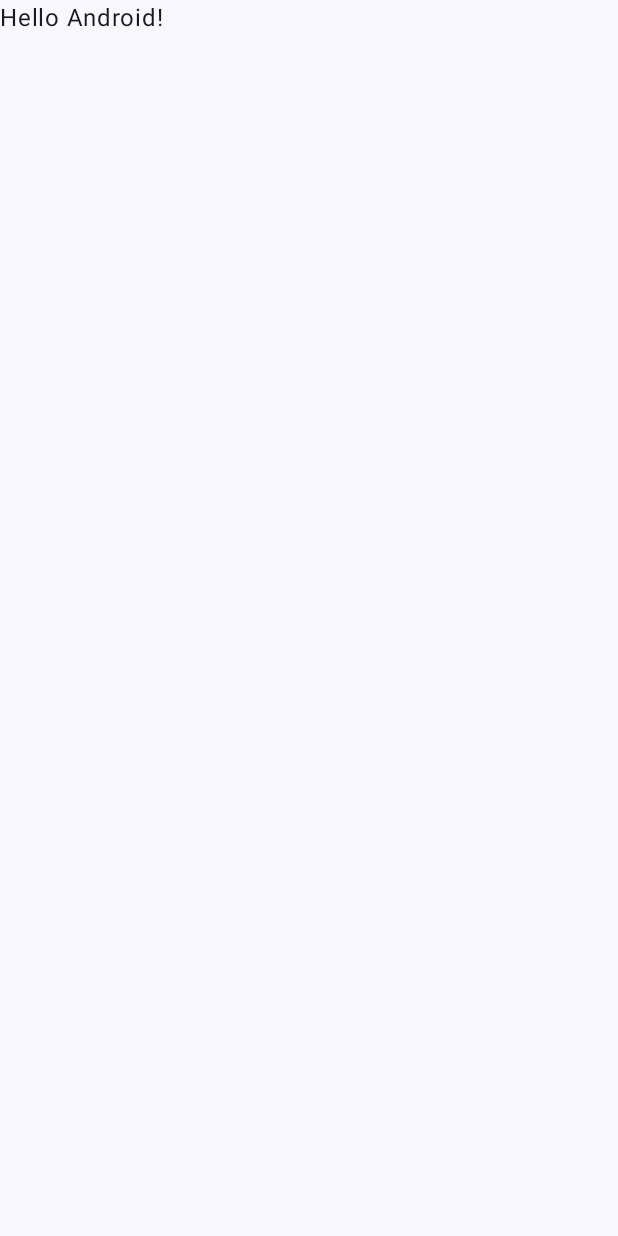
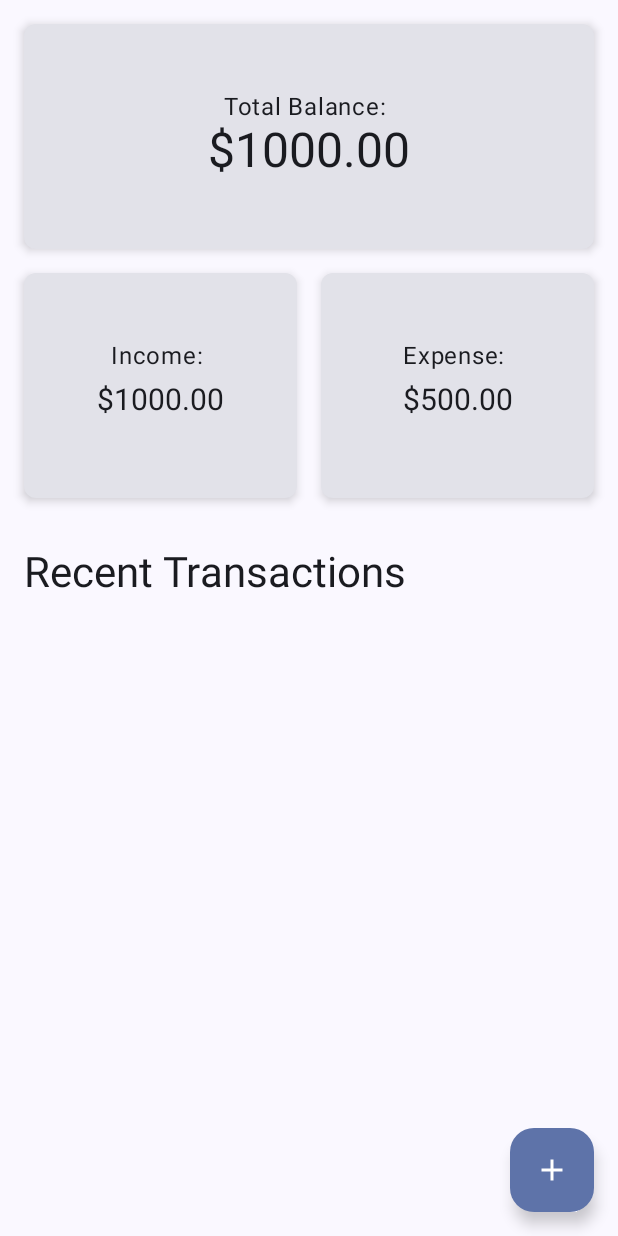
Before and after one commit to SantBreno/fintrack, an Android app built with Jetpack Compose: the screen it shows after launch (MainActivity), on a phone screen of 412 x 824 dp. Before the commit the screen is almost empty. Run offline under Robolectric (Android 15) with nearby library versions, the light colour scheme and no system bars.

Commit message:
feat: Add basic navigation and Home Screen
This commit adds basic navigation using Navigation Compose and creates a placeholder Home screen UI.

Changes include:
- Added `AppNavigation.kt` for navigation setup with a "home" route.
- Created `HomeScreen.kt` with a basic layout including sections for total balance, income, and expenses.
- Added `androidx.navigation:navigation-compose` dependency using version catalogs.
- Updated `MainActivity.kt` to use `AppNavigation`.
- Removed placeholder `Greeting` composable and preview.
- Initialized various project configuration files in `.idea/`.

```diff
--- a/app/build.gradle.kts
+++ b/app/build.gradle.kts
@@ -40,7 +40,7 @@ android {
 }
 
 dependencies {
-
+    implementation(libs.androidx.navigation.compose)
     implementation(libs.androidx.core.ktx)
     implementation(libs.androidx.lifecycle.runtime.ktx)
     implementation(libs.androidx.activity.compose)
--- a/app/src/main/java/com/devsant/fintrack/MainActivity.kt
+++ b/app/src/main/java/com/devsant/fintrack/MainActivity.kt
@@ -7,11 +7,10 @@ import androidx.activity.enableEdgeToEdge
 import androidx.compose.foundation.layout.fillMaxSize
 import androidx.compose.foundation.layout.padding
 import androidx.compose.material3.Scaffold
-import androidx.compose.material3.Text
-import androidx.compose.runtime.Composable
 import androidx.compose.ui.Modifier
-import androidx.compose.ui.tooling.preview.Preview
 import com.devsant.fintrack.ui.theme.FintrackTheme
+import com.devsant.fintrack.navigation.AppNavigation
+
 
 class MainActivity : ComponentActivity() {
     override fun onCreate(savedInstanceState: Bundle?) {
@@ -20,8 +19,7 @@ class MainActivity : ComponentActivity() {
         setContent {
             FintrackTheme {
                 Scaffold(modifier = Modifier.fillMaxSize()) { innerPadding ->
-                    Greeting(
-                        name = "Android",
+                    AppNavigation(
                         modifier = Modifier.padding(innerPadding)
                     )
                 }
@@ -29,19 +27,3 @@ class MainActivity : ComponentActivity() {
         }
     }
 }
-
-@Composable
-fun Greeting(name: String, modifier: Modifier = Modifier) {
-    Text(
-        text = "Hello $name!",
-        modifier = modifier
-    )
-}
-
-@Preview(showBackground = true)
-@Composable
-fun GreetingPreview() {
-    FintrackTheme {
-        Greeting("Android")
-    }
-}
--- /dev/null
+++ b/app/src/main/java/com/devsant/fintrack/navigation/AppNavigation.kt
@@ -0,0 +1,20 @@
+package com.devsant.fintrack.navigation
+
+import androidx.compose.runtime.Composable
+import androidx.compose.ui.Modifier
+import androidx.navigation.compose.NavHost
+import androidx.navigation.compose.composable
+import androidx.navigation.compose.rememberNavController
+import com.devsant.fintrack.ui.screens.HomeScreen
+
+@Composable
+fun AppNavigation(modifier : Modifier = Modifier) {
+
+    val navController = rememberNavController()
+
+    NavHost(navController = navController, startDestination = "home", builder = {
+        composable("home") {
+            HomeScreen(modifier, navController = navController)
+        }
+    })
+}
--- /dev/null
+++ b/app/src/main/java/com/devsant/fintrack/ui/screens/HomeScreen.kt
@@ -0,0 +1,121 @@
+package com.devsant.fintrack.ui.screens
+
+import androidx.compose.foundation.layout.Arrangement
+import androidx.compose.foundation.layout.Column
+import androidx.compose.foundation.layout.Row
+import androidx.compose.foundation.layout.Spacer
+import androidx.compose.foundation.layout.fillMaxSize
+import androidx.compose.foundation.layout.fillMaxWidth
+import androidx.compose.foundation.layout.height
+import androidx.compose.foundation.layout.padding
+import androidx.compose.foundation.shape.RoundedCornerShape
+import androidx.compose.material.icons.Icons
+import androidx.compose.material.icons.filled.Add
+import androidx.compose.material3.Card
+import androidx.compose.material3.CardDefaults
+import androidx.compose.material3.FloatingActionButton
+import androidx.compose.material3.Icon
+import androidx.compose.material3.MaterialTheme
+import androidx.compose.material3.Scaffold
+import androidx.compose.material3.Text
+import androidx.compose.runtime.Composable
+import androidx.compose.ui.Alignment
+import androidx.compose.ui.Modifier
+import androidx.compose.ui.tooling.preview.Preview
+import androidx.compose.ui.unit.dp
+import androidx.compose.ui.unit.sp
+import androidx.navigation.NavHostController
+import androidx.navigation.compose.rememberNavController
+
+@Composable
+fun HomeScreen(modifier: Modifier = Modifier, navController: NavHostController) {
+
+    Scaffold(
+        floatingActionButton = {
+            FloatingActionButton(onClick = {}) {
+                Icon(imageVector = Icons.Default.Add, contentDescription = "Add")
+            }
+        }
+    ) { innerPadding ->
+        Column(
+            modifier = Modifier
+                .padding(innerPadding)
+                .fillMaxWidth()
+                .padding(16.dp)
+        ) {
+            Card(
+                modifier = Modifier
+                    .fillMaxWidth()
+                    .height(150.dp),
+                shape = RoundedCornerShape(8.dp),
+                elevation = CardDefaults.cardElevation(defaultElevation = 4.dp),
+            ) {
+                Column(modifier = Modifier
+                    .fillMaxSize()
+                    .padding(16.dp),
+                    verticalArrangement = Arrangement.Center,
+                    horizontalAlignment = Alignment.CenterHorizontally
+                ) {
+                    Text("Total Balance: ", style = MaterialTheme.typography.bodyLarge)
+                    Text("$1000.00", style = MaterialTheme.typography.headlineLarge)
+                }
+            }
+
+            Row(
+                modifier = Modifier
+                    .padding(vertical = 16.dp)
+                    .fillMaxWidth(),
+                horizontalArrangement = Arrangement.spacedBy(16.dp)
+            ) {
+                Card(
+                    modifier = Modifier
+                        .weight(1f)
+                        .height(150.dp),
+                    shape = RoundedCornerShape(8.dp),
+                    elevation = CardDefaults.cardElevation(defaultElevation = 4.dp),
+                ) {
+                    Column(
+                        modifier = Modifier
+                            .fillMaxSize()
+                            .padding(16.dp),
+                        verticalArrangement = Arrangement.Center,
+                        horizontalAlignment = Alignment.CenterHorizontally
+                    ) {
+                        Text("Income: ", style = MaterialTheme.typography.bodyLarge)
+                        Text("$1000.00", style = MaterialTheme.typography.headlineLarge, fontSize = 20.sp)
+                    }
+                }
+
+
+                Card(
+                    modifier = Modifier
+                        .weight(1f)
+                        .height(150.dp),
+                    shape = RoundedCornerShape(8.dp),
+                    elevation = CardDefaults.cardElevation(defaultElevation = 4.dp),
+                ) {
+                    Column(
+                        modifier = Modifier
+                            .fillMaxSize()
+                            .padding(16.dp),
+                        verticalArrangement = Arrangement.Center,
+                        horizontalAlignment = Alignment.CenterHorizontally
+                    ) {
+                        Text("Expense: ", style = MaterialTheme.typography.bodyLarge)
+                        Text("$500.00", style = MaterialTheme.typography.headlineLarge, fontSize = 20.sp)
+                    }
+                }
+            }
+
+            Spacer(modifier = Modifier.height(16.dp))
+            Text("Recent Transactions", style = MaterialTheme.typography.headlineMedium)
+        }
+    }
+}
+
+@Preview
+@Composable
+fun HomeScreenPreview() {
+    val navController = rememberNavController()
+    HomeScreen(navController = navController)
+}
--- a/gradle/libs.versions.toml
+++ b/gradle/libs.versions.toml
@@ -1,16 +1,18 @@
 [versions]
-agp = "8.9.1"
-kotlin = "2.0.21"
+agp = "8.9.2"
+kotlin = "2.1.20"
 coreKtx = "1.16.0"
 junit = "4.13.2"
 junitVersion = "1.2.1"
 espressoCore = "3.6.1"
 lifecycleRuntimeKtx = "2.9.0"
 activityCompose = "1.10.1"
-composeBom = "2024.09.00"
+composeBom = "2025.05.00"
+navigationCompose = "2.9.0"
 
 [libraries]
 androidx-core-ktx = { group = "androidx.core", name = "core-ktx", version.ref = "coreKtx" }
+androidx-navigation-compose = { module = "androidx.navigation:navigation-compose", version.ref = "navigationCompose" }
 junit = { group = "junit", name = "junit", version.ref = "junit" }
 androidx-junit = { group = "androidx.test.ext", name = "junit", version.ref = "junitVersion" }
 androidx-espresso-core = { group = "androidx.test.espresso", name = "espresso-core", version.ref = "espressoCore" }
```
